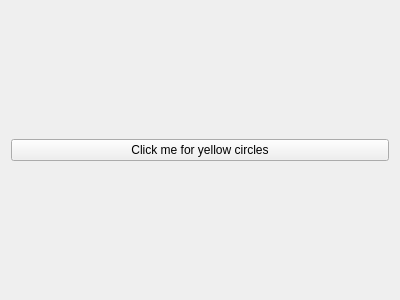
Above: UI.ui from catalina220/--- before the change. Below: the same form after it.
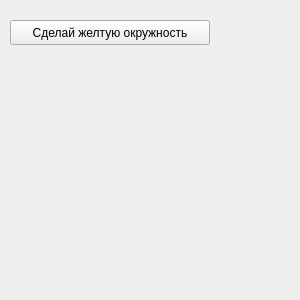
That is the form after the change.

The edit to the form file:
```diff
--- a/UI.ui
+++ b/UI.ui
@@ -1,27 +1,33 @@
 <?xml version="1.0" encoding="UTF-8"?>
 <ui version="4.0">
- <class>Form</class>
- <widget class="QWidget" name="Form">
+ <class>MainWindow</class>
+ <widget class="QMainWindow" name="MainWindow">
   <property name="geometry">
    <rect>
     <x>0</x>
     <y>0</y>
-    <width>400</width>
+    <width>300</width>
     <height>300</height>
    </rect>
   </property>
   <property name="windowTitle">
    <string>Form</string>
   </property>
-  <layout class="QVBoxLayout" name="verticalLayout">
-   <item>
-    <widget class="QPushButton" name="pushButton">
-     <property name="text">
-      <string>Click me for yellow circles</string>
-     </property>
-    </widget>
-   </item>
-  </layout>
+  <widget class="QWidget" name="centralwidget">
+   <widget class="QPushButton" name="button">
+    <property name="geometry">
+     <rect>
+      <x>10</x>
+      <y>20</y>
+      <width>200</width>
+      <height>25</height>
+     </rect>
+    </property>
+    <property name="text">
+     <string>Сделай желтую окружность</string>
+    </property>
+   </widget>
+  </widget>
  </widget>
  <resources/>
  <connections/>
```
Left out of the diff: 2 changed lines with no effect on the pictures.
